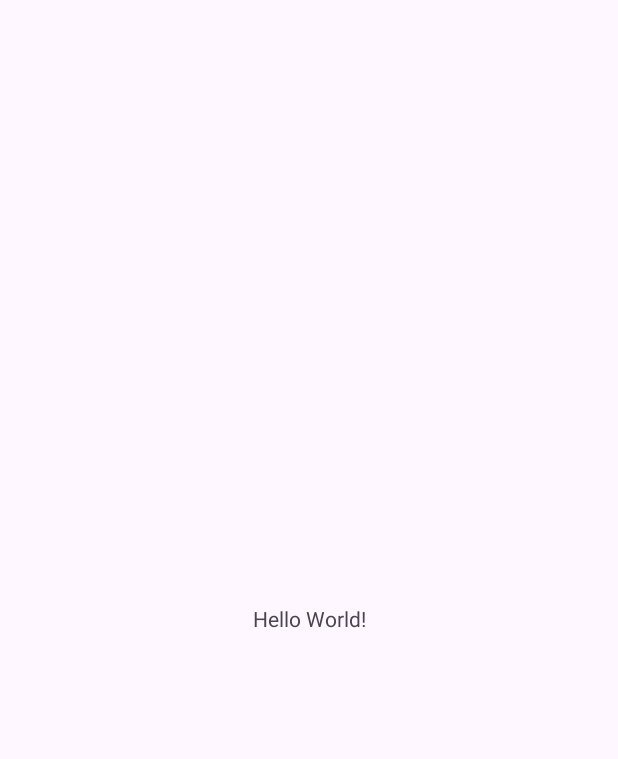
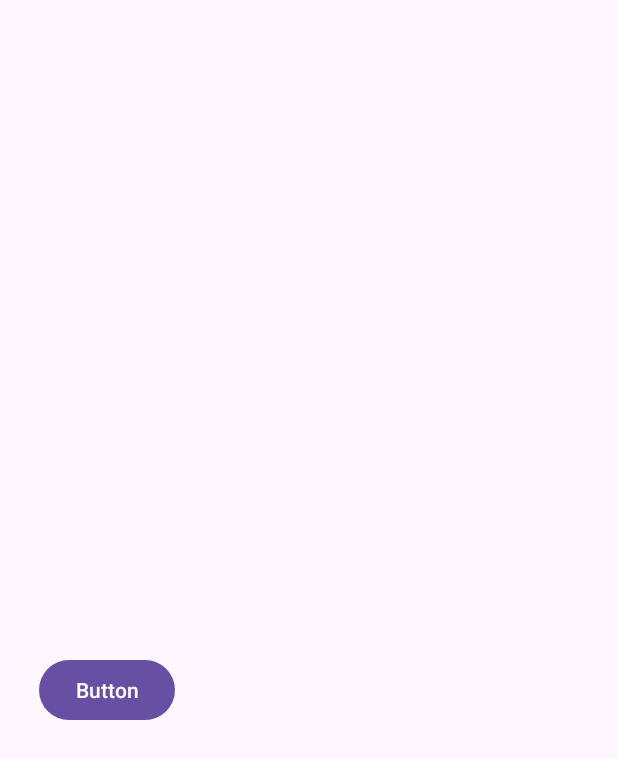
Before and after one commit to PrabhnoorKhatkar/SleepTracker, an Android app: the screen it shows after launch (MainActivity), on a phone screen of 412 x 824 dp. Before the commit the part shown is almost empty. Shown: the top 759 px of the screen. Run offline under Robolectric (Android 15) with nearby library versions, the phone set to English and light mode, and no system bars.

Commit message:
Start UI development

```diff
--- a/app/src/main/res/layout/activity_main.xml
+++ b/app/src/main/res/layout/activity_main.xml
@@ -7,13 +7,38 @@
     android:layout_height="match_parent"
     tools:context=".MainActivity">
 
-    <TextView
-        android:layout_width="wrap_content"
-        android:layout_height="wrap_content"
-        android:text="Hello World!"
+    <FrameLayout
+        android:layout_width="360dp"
+        android:layout_height="360dp"
+        android:layout_marginStart="25dp"
+        android:layout_marginEnd="26dp"
+        android:layout_marginBottom="28dp"
         app:layout_constraintBottom_toBottomOf="parent"
         app:layout_constraintEnd_toEndOf="parent"
-        app:layout_constraintStart_toStartOf="parent"
-        app:layout_constraintTop_toTopOf="parent" />
+        app:layout_constraintStart_toStartOf="parent">
+
+        <androidx.constraintlayout.widget.ConstraintLayout
+            android:layout_width="match_parent"
+            android:layout_height="match_parent">
+
+            <FrameLayout
+                android:layout_width="324dp"
+                android:layout_height="272dp"
+                tools:layout_editor_absoluteX="16dp"
+                tools:layout_editor_absoluteY="16dp">
+
+            </FrameLayout>
+
+            <Button
+                android:id="@+id/button"
+                android:layout_width="wrap_content"
+                android:layout_height="wrap_content"
+                android:text="Button"
+                tools:layout_editor_absoluteX="135dp"
+                tools:layout_editor_absoluteY="296dp" />
+
+        </androidx.constraintlayout.widget.ConstraintLayout>
+
+    </FrameLayout>
 
 </androidx.constraintlayout.widget.ConstraintLayout>
```
